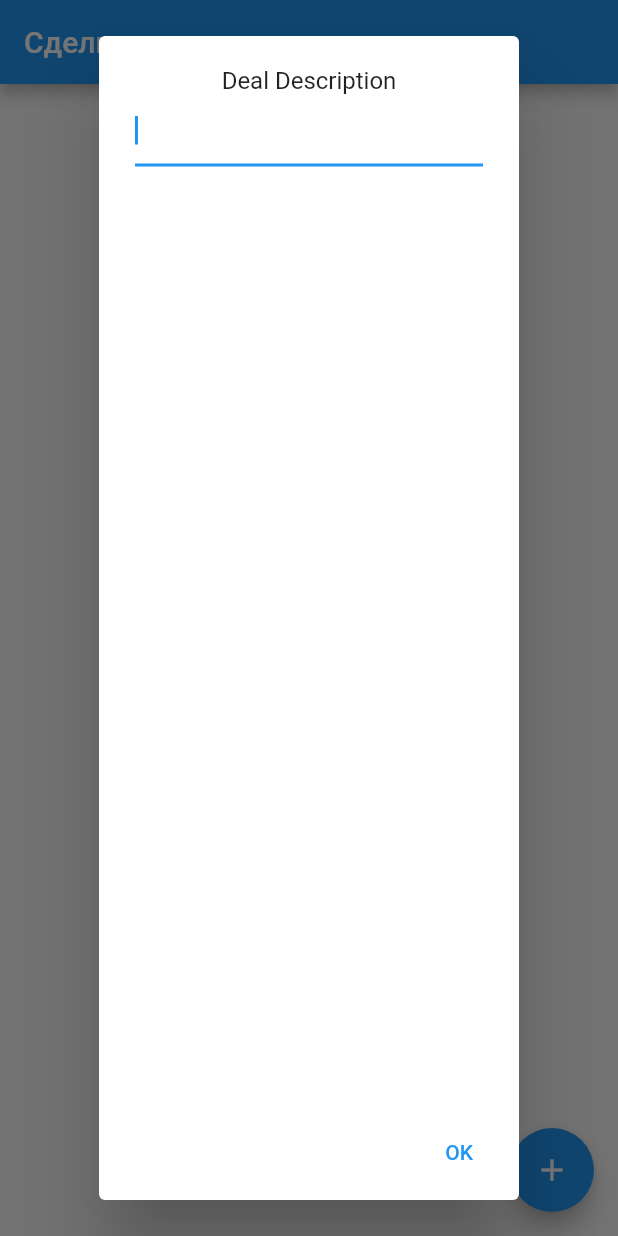
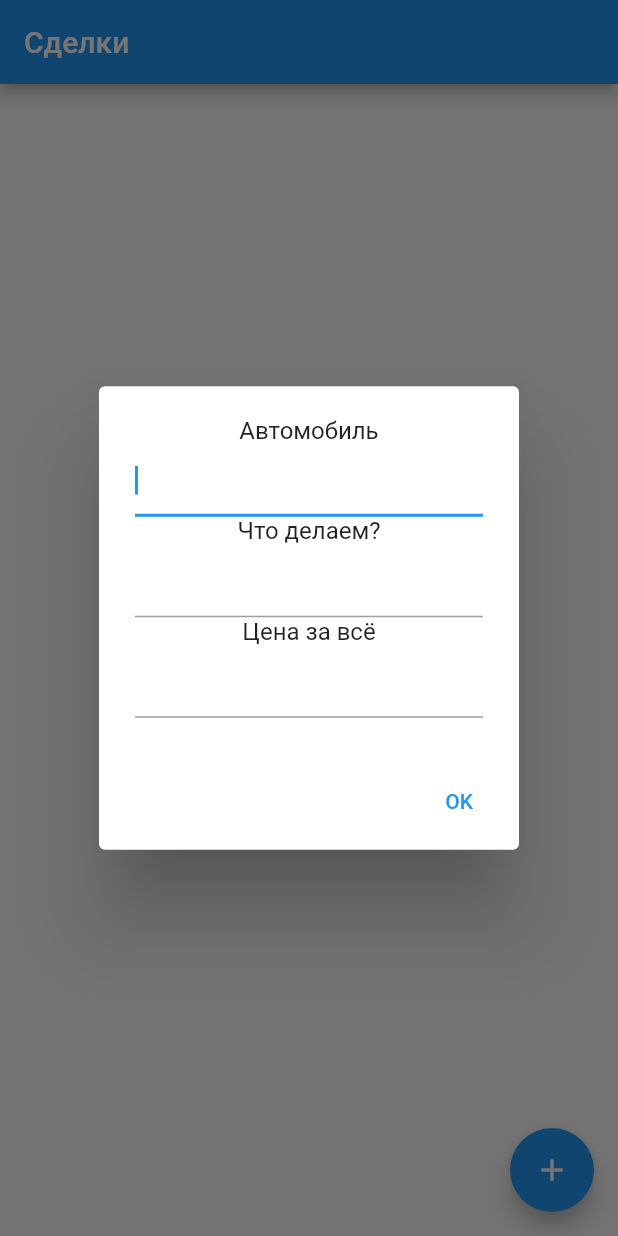
Before and after one commit to lifeapps-42/carma, a Flutter app: the screen it shows after launch, after a tap on the "add" icon, on a phone screen of 412 x 824 dp. Run offline on Flutter 3.47's test engine with Material 2 defaults, Android fonts, the phone set to English and light mode, and no system bars; our stand-ins replace cloud_firestore, firebase_core, flutter_riverpod, freezed_annotation; accounts and stored records are empty.

Commit message:
deal model

```diff
--- a/lib/modules/deals/models/deal.dart
+++ b/lib/modules/deals/models/deal.dart
@@ -1,5 +1,7 @@
 import 'package:freezed_annotation/freezed_annotation.dart';
 import 'package:json_annotation/json_annotation.dart';
+
+import 'work.dart';
 
 part 'deal.freezed.dart';
 part 'deal.g.dart';
@@ -7,8 +9,12 @@ part 'deal.g.dart';
 @freezed
 abstract class Deal with _$Deal{
   const factory Deal({
+    String? id,
     @Default(0) double fullCost,
+    @Default('noname') String? name,
+    List<Work>? works,
     required String description,
+    String? vehicle,
   }) = _Deal;
-  factory Deal.fromJson(Map<String, dynamic> json) => _$DealFromJson(json);
+  factory Deal.fromJson(Map<String, dynamic> json,) => _$DealFromJson(json);
 }
--- /dev/null
+++ b/lib/modules/deals/models/work.dart
@@ -0,0 +1,14 @@
+import 'package:freezed_annotation/freezed_annotation.dart';
+import 'package:json_annotation/json_annotation.dart';
+
+part 'work.freezed.dart';
+part 'work.g.dart';
+
+@freezed
+abstract class Work with _$Work{
+  const factory Work({
+    required String name,
+    @Default(0) double price,
+  }) = _Work;
+  factory Work.fromJson(Map<String, dynamic> json,) => _$WorkFromJson(json);
+}
--- a/lib/modules/deals/providers/deals_provider.dart
+++ b/lib/modules/deals/providers/deals_provider.dart
@@ -11,6 +11,8 @@ final dealsProvider =
     StateNotifierProvider<DealsNotifier, AsyncValue<List<Deal>>>(
         (ref) => DealsNotifier(ref.read));
 
+final currentDealProvider = ScopedProvider<Deal>(null);
+
 class DealsNotifier extends StateNotifier<AsyncValue<List<Deal>>> {
   DealsNotifier(this.read, [AsyncValue<List<Deal>>? deals])
       : super(deals ?? const AsyncValue.loading()) {
@@ -22,10 +24,12 @@ class DealsNotifier extends StateNotifier<AsyncValue<List<Deal>>> {
   Future<void> _fetchDeals() async {
     final deals = await read(dealsRepositoryProvider).fetch();
     state = AsyncValue.data(deals);
+    print(state.whenData((value) => value));
   }
 
   Future<void> add(Deal deal) async {
-    await read(dealsRepositoryProvider).add(deal);
-    state = state.whenData((deals) => deals..add(deal));
+    final newDeal = await read(dealsRepositoryProvider).add(deal);
+    state = state.whenData((deals) => deals..add(newDeal));
+    print('--New deal added: $newDeal');
   }
 }
--- a/lib/modules/deals/repository/firebase_repository.dart
+++ b/lib/modules/deals/repository/firebase_repository.dart
@@ -3,18 +3,23 @@ import 'package:cloud_firestore/cloud_firestore.dart';
 import '../models/deal.dart';
 
 class DealsFirebaseRepository {
-
   final ref = FirebaseFirestore.instance.collection('deals');
 
-  Future<List<Deal>> fetch() async {
-  final querySnap = await ref.get();
-  final snap = querySnap.docs;
-  return snap.map((e) => Deal.fromJson(e.data())).toList();
+  Map<String, dynamic>
+      _fbJson<T extends DocumentSnapshot<Map<String, dynamic>>>(T snapShop) {
+    return snapShop.data()!..addAll({'id': snapShop.id});
   }
 
-  Future<void> add(Deal deal) async {
-  await ref.add(deal.toJson());
+  Future<List<Deal>> fetch() async {
+    final querySnap = await ref.get();
+    final snap = querySnap.docs;
+    final result = snap.map((e) => Deal.fromJson(_fbJson(e))).toList();
+    return result;
   }
 
-
+  Future<Deal> add(Deal deal) async {
+    final docRef = await ref.add(deal.toJson());
+    final docSnap = await docRef.get();
+    return Deal.fromJson(_fbJson(docSnap));
+  }
 }
--- a/lib/modules/deals/view/deals_screen.dart
+++ b/lib/modules/deals/view/deals_screen.dart
@@ -3,6 +3,7 @@ import 'package:flutter_riverpod/flutter_riverpod.dart';
 
 import '../providers/deals_provider.dart';
 import '../models/deal.dart';
+import 'deal_tile.dart';
 
 class DealsScreen extends StatelessWidget {
   @override
@@ -21,10 +22,12 @@ class DealsScreen extends StatelessWidget {
                     child: Text('Ничего нет'),
                   );
                 } else {
-                  return ListView.builder(
+                  return ListView.separated(
+                    separatorBuilder: (context, _) => SizedBox(height: 10,),
                       itemCount: deals.length,
-                      itemBuilder: (context, i) =>
-                          Text('${deals[i].description}'));
+                      itemBuilder: (context, i) => ProviderScope(overrides: [
+                            currentDealProvider.overrideWithValue(deals[i])
+                          ], child: const DealTile()));
                 }
               },
               loading: () => Center(
@@ -38,12 +41,10 @@ class DealsScreen extends StatelessWidget {
       floatingActionButton: FloatingActionButton(
           child: Icon(Icons.add),
           onPressed: () async {
-            final description = await showDialog<String?>(
+            final deal = await showDialog<Deal?>(
                 context: context, builder: (context) => NewDealDialog());
-            if (description != null) {
-              context
-                  .read(dealsProvider.notifier)
-                  .add(Deal(description: description));
+            if (deal != null) {
+              context.read(dealsProvider.notifier).add(deal);
             }
           }),
     );
@@ -60,17 +61,23 @@ class NewDealDialog extends StatefulWidget {
 }
 
 class _NewDealDialogState extends State<NewDealDialog> {
-  late TextEditingController _controller;
+  late TextEditingController _descriptionController;
+  late TextEditingController _vehicleController;
+  late TextEditingController _priceCpntroller;
 
   @override
   void initState() {
-    _controller = TextEditingController();
+    _descriptionController = TextEditingController();
+    _vehicleController = TextEditingController();
+    _priceCpntroller = TextEditingController();
     super.initState();
   }
 
   @override
   void dispose() {
-    _controller.dispose();
+    _descriptionController.dispose();
+    _vehicleController.dispose();
+    _priceCpntroller.dispose();
     super.dispose();
   }
 
@@ -78,10 +85,21 @@ class _NewDealDialogState extends State<NewDealDialog> {
   Widget build(BuildContext context) {
     return AlertDialog(
       content: Column(
+        mainAxisSize: MainAxisSize.min,
         children: [
-          Text('Deal Description'),
+          Text('Автомобиль'),
           TextField(
-            controller: _controller,
+            controller: _vehicleController,
+            autofocus: true,
+          ),
+          Text('Что делаем?'),
+          TextField(
+            controller: _descriptionController,
+            autofocus: true,
+          ),
+          Text('Цена за всё'),
+          TextField(
+            controller: _priceCpntroller,
             autofocus: true,
           ),
         ],
@@ -89,7 +107,14 @@ class _NewDealDialogState extends State<NewDealDialog> {
       actions: [
         TextButton(
           child: Text('OK'),
-          onPressed: () => Navigator.pop(context, _controller.text),
+          onPressed: () => Navigator.pop(
+              context,
+              Deal(
+                  description: _descriptionController.text,
+                  vehicle: _vehicleController.text,
+                  fullCost: double.tryParse(_priceCpntroller.text.isNotEmpty
+                      ? _priceCpntroller.text
+                      : '0')!)),
         )
       ],
     );
```
Also changed, not shown: lib/modules/deals/view/deal_tile.dart (added, +25 -0 lines), lib/modules/deals/models/deal.freezed.dart, lib/modules/deals/models/deal.g.dart, lib/modules/deals/models/work.freezed.dart (added), lib/modules/deals/models/work.g.dart (added).
